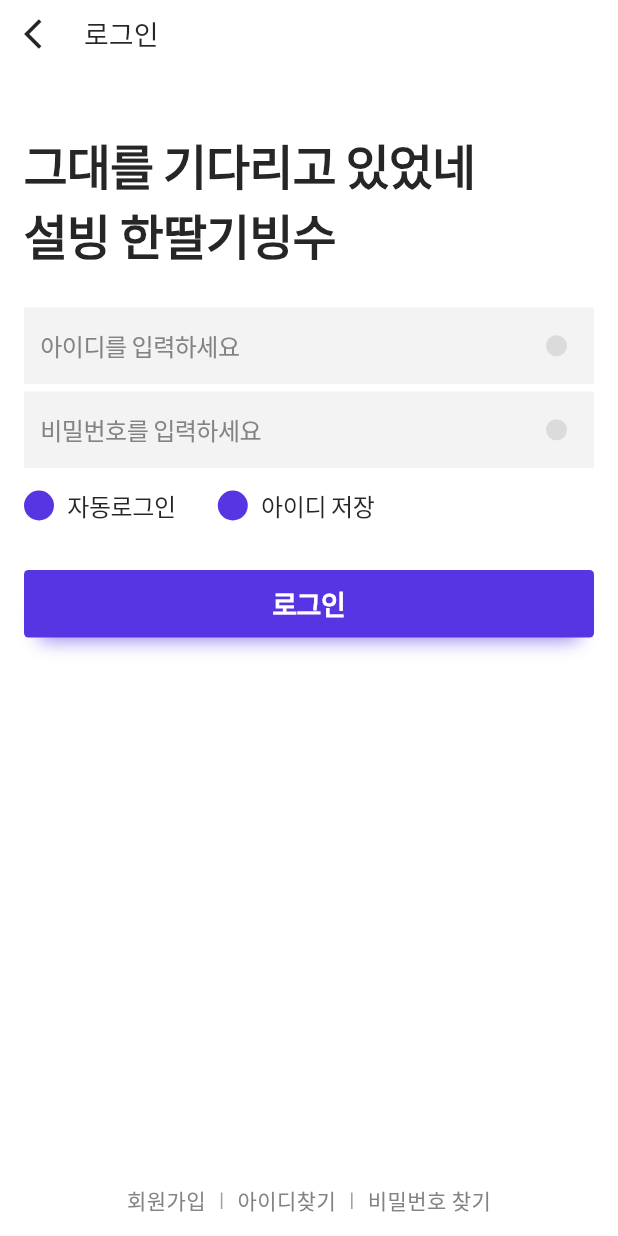
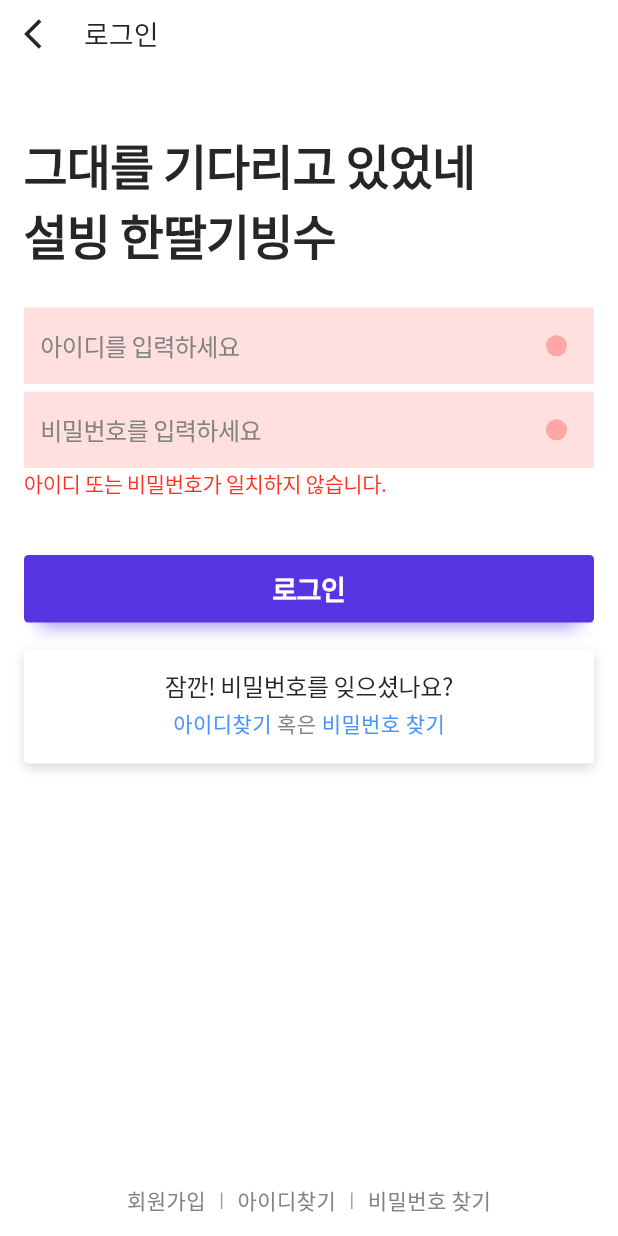
Before and after one commit to inha-cse-hackathon/flutter, a Flutter app: the LoginPage screen opened directly, after a tap on "로그인", on a phone screen of 412 x 824 dp. Run offline on Flutter 3.47's test engine with Material 2 defaults, Android fonts, the phone set to English and light mode, and no system bars; our stand-ins replace fluttertoast, shared_preferences; missing offline and left inert: xtyle; accounts and stored records are empty.

Commit message:
text button refactoring

```diff
--- a/lib/widget/authcheck.dart
+++ b/lib/widget/authcheck.dart
@@ -1,5 +1,5 @@
 import 'package:cse_hackathon_2022/widget/NavigatePage.dart';
-import 'package:cse_hackathon_2022/widget/login/login/login.dart';
+import 'package:cse_hackathon_2022/widget/login/login/login_page.dart';
 import 'package:cse_hackathon_2022/widget/login/signup.dart';
 import 'package:cse_hackathon_2022/widget/profile.dart';
 import 'package:flutter/cupertino.dart';
--- a/lib/widget/login/login/login_model.dart
+++ b/lib/widget/login/login/login_model.dart
@@ -20,17 +20,22 @@
   bool isAutoLogin = true;
   bool isSaveID = true;
 
+  bool warning = false;
+  bool onceWrong = false;
+
   String get id => _username;
 
   String get password => _password;
 
   setID(String username) {
     _username = username;
+    warning=false;
     notifyListeners();
   }
 
   setPassword(String password) {
     _password = password;
+    warning=false;
     notifyListeners();
   }
 
@@ -47,6 +52,10 @@
   login() async {
     print('id      : $id');
     print('password: $password');
+
+    warning = true;
+    onceWrong = true;
+    notifyListeners();
     //"test123", "qwe12345&&");
 
     // try {
--- a/lib/widget/login/login/login.dart
+++ b/lib/widget/login/login/login_page.dart
@@ -3,6 +3,7 @@
 import 'package:provider/provider.dart';
 
 import 'login_model.dart';
+import 'text_button.dart';
 import 'text_forms.dart';
 
 class LoginPage extends StatelessWidget {
@@ -45,11 +46,9 @@
                     style: Theme.of(context).textTheme.headline2,
                   ),
                   const SizedBox(height: 25),
-                  const IdInput(),
-                  const SizedBox(height: 5),
-                  const PassWordInput(),
-
-                  const AddButton(),
+                  const LoginInputs(),
+                  // const AddButton(),
+                  const SizedBox(height: 20),
                   const SizedBox(height: 18),
                   LoginButton(
                     onclick: () {
@@ -57,11 +56,16 @@
                           .login();
                     },
                   ),
+                  const SizedBox(height: 18),
+
+                  const ForgotBox(),
+
                   Flexible(
                     child: Container(
                         // color: Colors.blue,
                         ),
                   ),
+
                   const RegisterButton(),
                   const SizedBox(
                     height: 9,
@@ -73,6 +77,72 @@
         }),
       ),
     );
+  }
+}
+
+class ForgotBox extends StatelessWidget {
+  const ForgotBox({Key? key}) : super(key: key);
+
+  @override
+  Widget build(BuildContext context) {
+    return Provider.of<EmailSignInModel>(context).onceWrong
+        ? AnimatedContainer(
+            height: Provider.of<EmailSignInModel>(context).onceWrong ? 76 : 76,
+            decoration: BoxDecoration(
+              color: Colors.white,
+              borderRadius: const BorderRadius.all(Radius.circular(3)),
+              boxShadow: [
+                BoxShadow(
+                  color: Colors.grey.withOpacity(0.4),
+                  blurRadius: 6,
+                  offset: const Offset(0, 3),
+                  // color: Color(0xff00D99E).withOpacity(.6),
+                ),
+              ],
+            ),
+            duration: const Duration(seconds: 1),
+            curve: Curves.fastOutSlowIn,
+            child: Column(
+              crossAxisAlignment: CrossAxisAlignment.center,
+              children: [
+                const SizedBox(height: 12),
+                Text(
+                  "잠깐! 비밀번호를 잊으셨나요?",
+                  style: Theme.of(context).textTheme.bodyText2,
+                ),
+                const SizedBox(height: 3),
+                Row(
+                  mainAxisAlignment: MainAxisAlignment.center,
+                  children: const [
+                    Text(
+                      "아이디찾기 ",
+                      style: TextStyle(
+                        fontSize: 14,
+                        letterSpacing: 14 * 0.02,
+                        color: Color(0xff4992FF),
+                      ),
+                    ),
+                    Text(
+                      "혹은",
+                      style: TextStyle(
+                          fontSize: 14,
+                          letterSpacing: 14 * 0.02,
+                          color: ColorStyle.text2),
+                    ),
+                    Text(
+                      " 비밀번호 찾기",
+                      style: TextStyle(
+                        fontSize: 14,
+                        letterSpacing: 14 * 0.02,
+                        color: Color(0xff4992FF),
+                      ),
+                    ),
+                  ],
+                ),
+              ],
+            ),
+          )
+        : Container();
   }
 }
 
@@ -123,8 +193,7 @@
 
 class CheckToggle extends StatelessWidget {
   const CheckToggle(
-      this.text,
-      {
+    this.text, {
     Key? key,
     required this.onclick,
     required this.activate,
@@ -175,10 +244,11 @@
   @override
   Widget build(BuildContext context) {
     return Padding(
-      padding: const EdgeInsets.symmetric(vertical: 5.0),
+      padding: const EdgeInsets.symmetric(vertical: 0.0),
       child: Row(
         children: [
-          CheckToggle("자동로그인",
+          CheckToggle(
+            "자동로그인",
             activate: Provider.of<EmailSignInModel>(context).isAutoLogin,
             onclick: () {
               Provider.of<EmailSignInModel>(context, listen: false)
@@ -186,46 +256,16 @@
             },
           ),
           const SizedBox(width: 9),
-
           const SizedBox(width: 19),
           CheckToggle(
             "아이디 저장",
             activate: Provider.of<EmailSignInModel>(context).isSaveID,
             onclick: () {
-              Provider.of<EmailSignInModel>(context, listen: false).touchSaveID();
+              Provider.of<EmailSignInModel>(context, listen: false)
+                  .touchSaveID();
             },
           ),
         ],
-      ),
-    );
-  }
-}
-
-class TextMiniButton extends StatelessWidget {
-  const TextMiniButton(
-    this.text, {
-    Key? key,
-    required this.onclick,
-  }) : super(key: key);
-  final VoidCallback onclick;
-  final String text;
-
-  @override
-  Widget build(BuildContext context) {
-    return Ink(
-      child: InkWell(
-        onTap: onclick,
-        child: Padding(
-          padding: const EdgeInsets.symmetric(horizontal: 10.0, vertical: 4),
-          child: Text(
-            text,
-            style: const TextStyle(
-              fontSize: 14,
-              letterSpacing: 14 * 0.02,
-              color: ColorStyle.text2,
-            ),
-          ),
-        ),
       ),
     );
   }
@@ -242,6 +282,7 @@
         TextMiniButton(
           "회원가입",
           onclick: () {},
+          padding: EdgeInsets.symmetric(horizontal: 10.0, vertical: 4),
         ),
         Container(
           width: 1,
@@ -250,6 +291,7 @@
         ),
         TextMiniButton(
           "아이디찾기",
+          padding: EdgeInsets.symmetric(horizontal: 10.0, vertical: 4),
           onclick: () {},
         ),
         Container(
@@ -260,6 +302,7 @@
         TextMiniButton(
           "비밀번호 찾기",
           onclick: () {},
+          padding: EdgeInsets.symmetric(horizontal: 10.0, vertical: 4),
         ),
       ],
     );
--- /dev/null
+++ b/lib/widget/login/login/text_button.dart
@@ -0,0 +1,37 @@
+import 'package:flutter/material.dart';
+
+import '../../../style/MyStyle.dart';
+
+class TextMiniButton extends StatelessWidget {
+  const TextMiniButton(
+      this.text, {
+        Key? key,
+        required this.onclick,
+       required this.padding,
+      }) : super(key: key);
+  final VoidCallback onclick;
+  final String text;
+  final EdgeInsets padding;
+  // final double? height;
+  // final double? width;
+
+  @override
+  Widget build(BuildContext context) {
+    return Ink(
+      child: InkWell(
+        onTap: onclick,
+        child: Padding(
+          padding: padding,
+          child: Text(
+            text,
+            style: const TextStyle(
+              fontSize: 14,
+              letterSpacing: 14 * 0.02,
+              color: ColorStyle.text2,
+            ),
+          ),
+        ),
+      ),
+    );
+  }
+}
--- a/lib/widget/login/login/text_forms.dart
+++ b/lib/widget/login/login/text_forms.dart
@@ -3,6 +3,50 @@
 import 'package:provider/provider.dart';
 
 import 'login_model.dart';
+
+class LoginInputs extends StatelessWidget {
+  const LoginInputs({Key? key}) : super(key: key);
+
+  @override
+  Widget build(BuildContext context) {
+    return Column(
+      crossAxisAlignment: CrossAxisAlignment.start,
+      children: [
+        LoginField(
+          onChanged: (text) {
+            Provider.of<EmailSignInModel>(context, listen: false).setID(text);
+          },
+          onDelete: () {
+            Provider.of<EmailSignInModel>(context, listen: false).setID('');
+          },
+          hint: "아이디를 입력하세요",
+        ),
+        const SizedBox(height: 5),
+        LoginField(
+          onChanged: (text) {
+            Provider.of<EmailSignInModel>(context, listen: false)
+                .setPassword(text);
+          },
+          onDelete: () {
+            Provider.of<EmailSignInModel>(context, listen: false)
+                .setPassword('');
+          },
+          hint: "비밀번호를 입력하세요",
+          obscure: true,
+        ),
+        AnimatedContainer(
+          height: Provider.of<EmailSignInModel>(context).warning ? 20 : 0,
+          duration: const Duration(seconds: 1),
+          curve: Curves.easeOutQuart,
+          child: const Text(
+            "아이디 또는 비밀번호가 일치하지 않습니다.",
+            style: TextStyle(fontSize: 14, color: Color(0xffFF3122)),
+          ),
+        ),
+      ],
+    );
+  }
+}
 
 class DeleteButton extends StatelessWidget {
   const DeleteButton({
@@ -27,9 +71,11 @@
             child: Container(
               width: 14,
               height: 14,
-              decoration: const BoxDecoration(
-                color: Color(0xffDBDBDB),
-                borderRadius: BorderRadius.all(Radius.circular(30)),
+              decoration: BoxDecoration(
+                color: Provider.of<EmailSignInModel>(context).warning
+                    ? const Color(0xffFFA6A6)
+                    : const Color(0xffDBDBDB),
+                borderRadius: const BorderRadius.all(Radius.circular(30)),
               ),
             ),
           ),
@@ -39,38 +85,49 @@
   }
 }
 
-class IdInput extends StatefulWidget {
-  const IdInput({Key? key}) : super(key: key);
+class LoginField extends StatefulWidget {
+  const LoginField({
+    Key? key,
+    this.obscure = false,
+    this.hint,
+    required this.onChanged,
+    required this.onDelete,
+  }) : super(key: key);
+
+  final bool obscure;
+  final String? hint;
+  final ValueChanged<String> onChanged;
+  final VoidCallback onDelete;
 
   @override
-  State<IdInput> createState() => _IdInputState();
+  State<LoginField> createState() => _LoginFieldState();
 }
 
-class _IdInputState extends State<IdInput> {
+class _LoginFieldState extends State<LoginField> {
   final TextEditingController controller = TextEditingController();
 
   @override
   Widget build(BuildContext context) {
     return Ink(
-      color: ColorStyle.background1,
+      color: Provider.of<EmailSignInModel>(context).warning
+          ? const Color(0xffFFE0DE)
+          : ColorStyle.background1,
       child: Row(
         children: [
           Expanded(
             child: TextField(
-              onChanged: (text) {
-                Provider.of<EmailSignInModel>(context, listen: false)
-                    .setID(text);
-              },
+              onChanged: widget.onChanged,
               controller: controller,
               style: Theme.of(context).textTheme.subtitle1,
-              decoration: const InputDecoration(
+              obscureText: widget.obscure,
+              obscuringCharacter: "*",
+              decoration: InputDecoration(
                 border: InputBorder.none,
                 focusedBorder: InputBorder.none,
                 contentPadding:
-                    EdgeInsets.only(top: 13, bottom: 14, left: 11, right: 8),
-                fillColor: Colors.grey,
-                hintText: "아이디를 입력하세요",
-                hintStyle: TextStyle(
+                    const EdgeInsets.only(top: 13, bottom: 14, left: 11, right: 8),
+                hintText: widget.hint,
+                hintStyle: const TextStyle(
                   fontSize: 16,
                   color: ColorStyle.text2,
                   letterSpacing: -16 * 0.02,
@@ -80,7 +137,7 @@
           ),
           DeleteButton(
             onclick: () {
-              Provider.of<EmailSignInModel>(context, listen: false).setID('');
+              widget.onDelete();
               controller.clear();
             },
           ),
@@ -89,57 +146,3 @@
     );
   }
 }
-
-class PassWordInput extends StatefulWidget {
-  const PassWordInput({Key? key}) : super(key: key);
-
-  @override
-  State<PassWordInput> createState() => _PassWordInputState();
-}
-
-class _PassWordInputState extends State<PassWordInput> {
-  final TextEditingController controller = TextEditingController();
-
-  @override
-  Widget build(BuildContext context) {
-    return Ink(
-      color: ColorStyle.background1,
-      child: Row(
-        children: [
-          Expanded(
-            child: TextField(
-              onChanged: (text) {
-                Provider.of<EmailSignInModel>(context, listen: false)
-                    .setPassword(text);
-              },
-              controller: controller,
-              style: Theme.of(context).textTheme.subtitle1,
-              obscureText: true,
-              obscuringCharacter: "*",
-              decoration: const InputDecoration(
-                border: InputBorder.none,
-                focusedBorder: InputBorder.none,
-                contentPadding:
-                    EdgeInsets.only(top: 13, bottom: 14, left: 11, right: 8),
-                fillColor: Colors.grey,
-                hintText: "비밀번호를 입력하세요",
-                hintStyle: TextStyle(
-                  fontSize: 16,
-                  color: ColorStyle.text2,
-                  letterSpacing: -16 * 0.02,
-                ),
-              ),
-            ),
-          ),
-          DeleteButton(
-            onclick: () {
-              Provider.of<EmailSignInModel>(context, listen: false)
-                  .setPassword('');
-              controller.clear();
-            },
-          ),
-        ],
-      ),
-    );
-  }
-}
```
Also changed, not shown: 2 other files.
